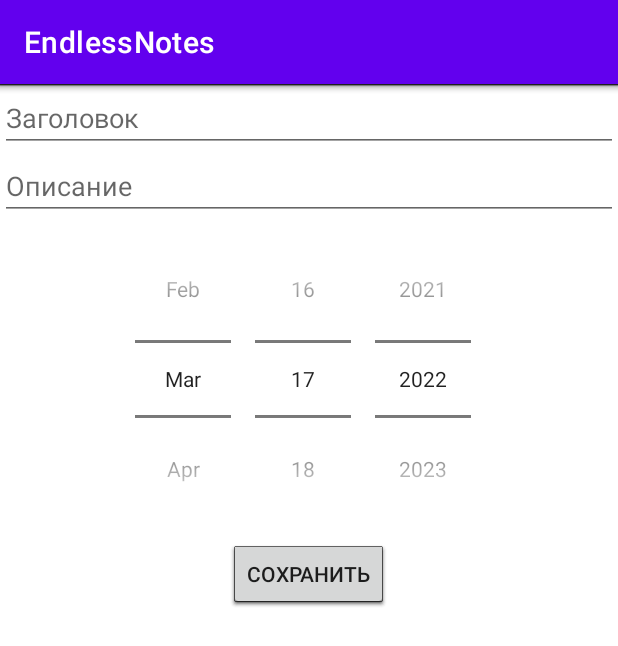
After one commit to 7cigun/EndlessNotes, an Android app: the fragment NoteFragment placed in its activity, on a phone screen of 412 x 824 dp. The commit adds this screen. Shown: the top 646 px of the screen. Run offline under Robolectric (Android 15) with nearby library versions, the phone set to English and light mode, and no system bars.

Commit message:
Урок 11. Создал фрагмент добавления и редактирования данных. Сделал навигацию между фрагментами, организовал обмен между ними. Добавил DatePacker.

```diff
--- /dev/null
+++ b/app/src/main/java/ru/gb/endlessnotes/publisher/Observer.java
@@ -0,0 +1,7 @@
+package ru.gb.endlessnotes.publisher;
+
+import ru.gb.endlessnotes.repository.NoteData;
+
+public interface Observer {
+    void receiveMessage(NoteData noteData);
+}
--- /dev/null
+++ b/app/src/main/java/ru/gb/endlessnotes/publisher/Publisher.java
@@ -0,0 +1,29 @@
+package ru.gb.endlessnotes.publisher;
+
+import java.util.ArrayList;
+import java.util.List;
+
+import ru.gb.endlessnotes.repository.NoteData;
+
+public class Publisher {
+    private List<Observer> observers;
+
+    public Publisher(){
+        observers = new ArrayList<>();
+    }
+
+    public void subscribe(Observer observer) {
+        observers.add(observer);
+    }
+
+    public void unsubscribe(Observer observer) {
+        observers.remove(observer);
+    }
+
+    public void sendMessage(NoteData noteData) {
+        for (Observer observer : observers) {
+            observer.receiveMessage(noteData);
+        }
+    }
+
+}
--- a/app/src/main/java/ru/gb/endlessnotes/repository/LocalRepositoryImpl.java
+++ b/app/src/main/java/ru/gb/endlessnotes/repository/LocalRepositoryImpl.java
@@ -4,6 +4,7 @@
 import android.content.res.TypedArray;
 
 import java.util.ArrayList;
+import java.util.Calendar;
 import java.util.List;
 
 import ru.gb.endlessnotes.R;
@@ -24,7 +25,7 @@
         TypedArray pictures = resources.obtainTypedArray(R.array.pictures);
 
         for (int i = 0; i < titles.length; i++) {
-            dataSource.add(new NoteData(titles[i],descriptions[i], pictures.getResourceId(i,0),false));
+            dataSource.add(new NoteData(titles[i],descriptions[i], pictures.getResourceId(i,0),false, Calendar.getInstance().getTime()));
         }
         return this;
     }
--- a/app/src/main/java/ru/gb/endlessnotes/ui/MainActivity.java
+++ b/app/src/main/java/ru/gb/endlessnotes/ui/MainActivity.java
@@ -5,16 +5,31 @@
 import android.os.Bundle;
 
 import ru.gb.endlessnotes.R;
+import ru.gb.endlessnotes.publisher.Publisher;
+import ru.gb.endlessnotes.ui.editor.NoteFragment;
+import ru.gb.endlessnotes.ui.main.NotesFragment;
 
 public class MainActivity extends AppCompatActivity {
+
+    private Publisher publisher;
+    private Navigation navigation;
+
+    public Navigation getNavigation() {
+        return navigation;
+    }
+
+    public Publisher getPublisher() {
+        return publisher;
+    }
 
     @Override
     protected void onCreate(Bundle savedInstanceState) {
         super.onCreate(savedInstanceState);
         setContentView(R.layout.activity_main);
-
+        publisher = new Publisher();
+        navigation = new Navigation(getSupportFragmentManager());
         if(savedInstanceState==null){
-            getSupportFragmentManager().beginTransaction().replace(R.id.container, NotesFragment.newInstance()).commit();
+            navigation.replaceFragment(NotesFragment.newInstance(), false);
         }
     }
 }
--- /dev/null
+++ b/app/src/main/java/ru/gb/endlessnotes/ui/Navigation.java
@@ -0,0 +1,34 @@
+package ru.gb.endlessnotes.ui;
+
+import androidx.fragment.app.Fragment;
+import androidx.fragment.app.FragmentManager;
+import androidx.fragment.app.FragmentTransaction;
+
+import ru.gb.endlessnotes.R;
+
+public class Navigation {
+
+    private final FragmentManager fragmentManager;
+
+    public Navigation(FragmentManager fragmentManager){
+        this.fragmentManager = fragmentManager;
+    }
+
+    public void replaceFragment(Fragment fragment, boolean useBackStack) {
+        FragmentTransaction fragmentTransaction = fragmentManager.beginTransaction();
+        fragmentTransaction.replace(R.id.container, fragment);
+        if (useBackStack) {
+            fragmentTransaction.addToBackStack("");
+        }
+        fragmentTransaction.commit();
+    }
+
+    public void addFragment(Fragment fragment, boolean useBackStack) {
+        FragmentTransaction fragmentTransaction = fragmentManager.beginTransaction();
+        fragmentTransaction.add(R.id.container, fragment);
+        if (useBackStack) {
+            fragmentTransaction.addToBackStack("");
+        }
+        fragmentTransaction.commit();
+    }
+}
--- a/app/src/main/java/ru/gb/endlessnotes/ui/NotesAdapter.java
+++ b/app/src/main/java/ru/gb/endlessnotes/ui/main/NotesAdapter.java
@@ -1,4 +1,4 @@
-package ru.gb.endlessnotes.ui;
+package ru.gb.endlessnotes.ui.main;
 
 import android.view.LayoutInflater;
 import android.view.View;
@@ -110,7 +110,7 @@
 
         public void bindContentWithLayout(NoteData content) {
             textViewTitle.setText(content.getTitle());
-            textViewDescription.setText(content.getDescription());
+            textViewDescription.setText(content.getDescription() + "" + content.getDate());
             imageView.setImageResource(content.getPicture());
             like.setChecked(content.isLike());
 
--- a/app/src/main/java/ru/gb/endlessnotes/ui/OnItemClickListener.java
+++ b/app/src/main/java/ru/gb/endlessnotes/ui/main/OnItemClickListener.java
@@ -1,4 +1,4 @@
-package ru.gb.endlessnotes.ui;
+package ru.gb.endlessnotes.ui.main;
 
 public interface OnItemClickListener {
     void onItemClick(int position);
--- /dev/null
+++ b/app/src/main/res/layout/fragment_note.xml
@@ -0,0 +1,43 @@
+<?xml version="1.0" encoding="utf-8"?>
+<androidx.core.widget.NestedScrollView xmlns:android="http://schemas.android.com/apk/res/android"
+    xmlns:tools="http://schemas.android.com/tools"
+    android:layout_width="match_parent"
+    android:layout_height="match_parent"
+    android:background="@color/white"
+    android:clickable="true">
+
+    <LinearLayout
+        android:layout_width="match_parent"
+        android:layout_height="match_parent"
+        android:orientation="vertical">
+
+
+        <EditText
+            android:id="@+id/inputTitle"
+            android:layout_width="match_parent"
+            android:layout_height="wrap_content"
+            android:hint="Заголовок" />
+
+        <EditText
+            android:id="@+id/inputDescription"
+            android:layout_width="match_parent"
+            android:layout_height="wrap_content"
+            android:hint="Описание" />
+
+
+        <DatePicker
+            android:id="@+id/inputDate"
+            android:layout_width="match_parent"
+            android:layout_height="wrap_content"
+            android:layout_gravity="center"
+            android:calendarViewShown="false"
+            android:datePickerMode="spinner" />
+
+        <androidx.appcompat.widget.AppCompatButton
+            android:id="@+id/btnSave"
+            android:text="@string/save"
+            android:layout_gravity="center"
+            android:layout_width="wrap_content"
+            android:layout_height="wrap_content"/>
+
+    </LinearLayout></androidx.core.widget.NestedScrollView>
--- a/app/src/main/res/layout/fragment_notes.xml
+++ b/app/src/main/res/layout/fragment_notes.xml
@@ -4,7 +4,7 @@
     android:layout_width="match_parent"
     android:layout_height="match_parent"
     xmlns:app="http://schemas.android.com/apk/res-auto"
-    tools:context=".ui.NotesFragment">
+    tools:context=".ui.main.NotesFragment">
 
     <androidx.recyclerview.widget.RecyclerView
         android:id="@+id/recyclerView"
--- a/app/src/main/res/values/strings.xml
+++ b/app/src/main/res/values/strings.xml
@@ -18,5 +18,6 @@
 
     <string name="update">Изменить</string>
     <string name="delete">Удалить</string>
+    <string name="save">Сохранить</string>
 
 </resources>
```
Also changed, not shown: app/src/main/java/ru/gb/endlessnotes/repository/NoteData.java (+63 -4 lines), app/src/main/java/ru/gb/endlessnotes/ui/editor/NoteFragment.java (added, +87 -0 lines), app/src/main/java/ru/gb/endlessnotes/ui/main/NotesFragment.java (renamed from app/src/main/java/ru/gb/endlessnotes/ui/NotesFragment.java, +18 -5 lines).
